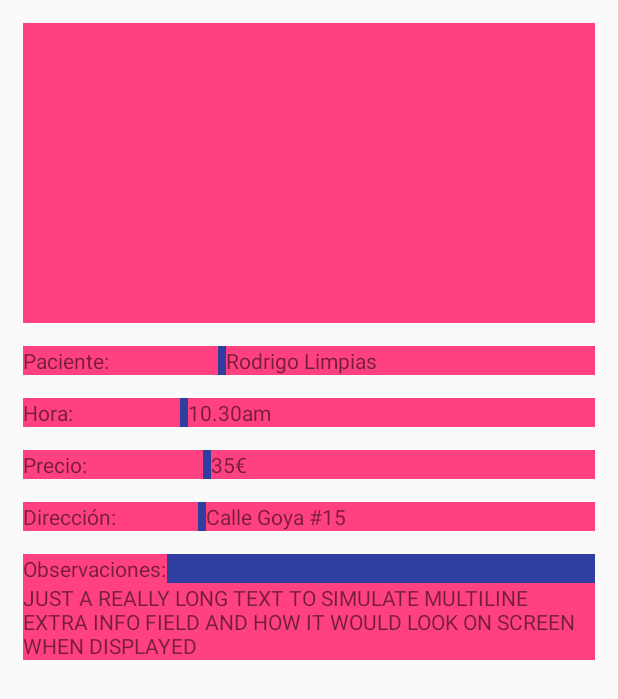
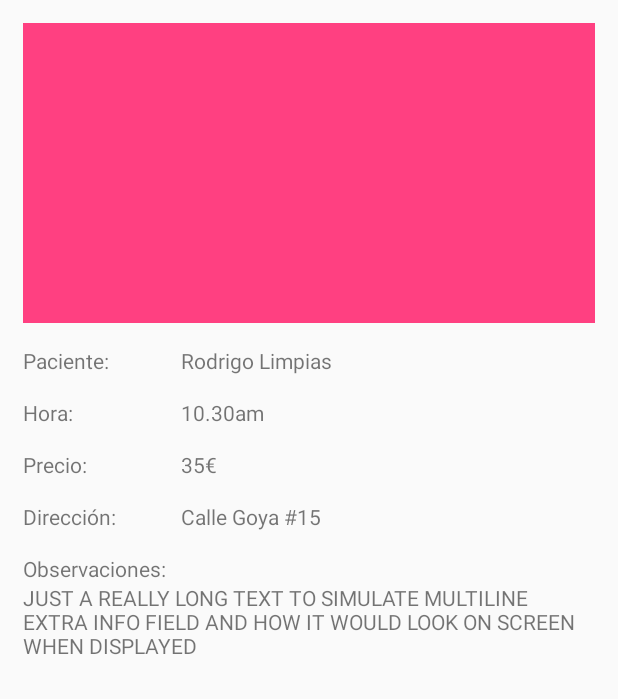
Before and after one commit to gemambu/fisioAppAndroid, an Android app: the layout fragment_appointment_detail.xml on its own in the app's theme, with its tools: preview values and no code run, on a phone screen of 412 x 824 dp. Shown: the top 699 px of the screen. Run offline under Robolectric (Android 15) with nearby library versions, the phone set to English and light mode, and no system bars.

Commit message:
Little changes on AppointmentDetailActivity xml

```diff
--- a/app/src/main/res/layout/fragment_appointment_detail.xml
+++ b/app/src/main/res/layout/fragment_appointment_detail.xml
@@ -23,22 +23,17 @@
         android:layout_marginStart="15dp"
         android:layout_marginEnd="15dp"
         android:layout_marginTop="15dp"
-        android:background="@color/colorPrimaryDark"
         android:orientation="horizontal">
 
         <TextView
-            android:layout_width="wrap_content"
+            android:layout_width="100dp"
             android:layout_height="wrap_content"
-            android:background="@color/colorAccent"
-            android:layout_weight="1"
             android:layout_marginEnd="5dp"
             tools:text="Paciente:"/>
 
         <TextView
             android:layout_width="wrap_content"
             android:layout_height="wrap_content"
-            android:background="@color/colorAccent"
-            android:layout_weight="2"
             tools:text="Rodrigo Limpias"/>
     </LinearLayout>
 
@@ -48,23 +43,17 @@
         android:layout_marginStart="15dp"
         android:layout_marginEnd="15dp"
         android:layout_marginTop="15dp"
-        android:background="@color/colorPrimaryDark"
-        android:orientation="horizontal"
-        android:weightSum="3">
+        android:orientation="horizontal">
 
         <TextView
-            android:layout_width="wrap_content"
+            android:layout_width="100dp"
             android:layout_height="wrap_content"
-            android:background="@color/colorAccent"
-            android:layout_weight="0.75"
             android:layout_marginEnd="5dp"
             tools:text="Hora:"/>
 
         <TextView
             android:layout_width="wrap_content"
             android:layout_height="wrap_content"
-            android:background="@color/colorAccent"
-            android:layout_weight="2.25"
             tools:text="10.30am"/>
     </LinearLayout>
 
@@ -74,23 +63,17 @@
         android:layout_marginStart="15dp"
         android:layout_marginEnd="15dp"
         android:layout_marginTop="15dp"
-        android:background="@color/colorPrimaryDark"
-        android:weightSum="3"
         android:orientation="horizontal">
 
         <TextView
-            android:layout_width="wrap_content"
+            android:layout_width="100dp"
             android:layout_height="wrap_content"
             android:layout_marginEnd="5dp"
-            android:layout_weight="0.75"
-            android:background="@color/colorAccent"
             tools:text="Precio:" />
 
         <TextView
             android:layout_width="wrap_content"
             android:layout_height="wrap_content"
-            android:background="@color/colorAccent"
-            android:layout_weight="2.25"
             tools:text="35€"/>
     </LinearLayout>
 
@@ -100,23 +83,17 @@
         android:layout_marginStart="15dp"
         android:layout_marginEnd="15dp"
         android:layout_marginTop="15dp"
-        android:background="@color/colorPrimaryDark"
-        android:weightSum="3"
         android:orientation="horizontal">
 
         <TextView
-            android:layout_width="wrap_content"
+            android:layout_width="100dp"
             android:layout_height="wrap_content"
-            android:background="@color/colorAccent"
-            android:layout_weight="0.75"
             android:layout_marginEnd="5dp"
             tools:text="Dirección:"/>
 
         <TextView
             android:layout_width="wrap_content"
             android:layout_height="wrap_content"
-            android:background="@color/colorAccent"
-            android:layout_weight="2.25"
             tools:text="Calle Goya #15"/>
     </LinearLayout>
 
@@ -126,14 +103,12 @@
         android:layout_marginStart="15dp"
         android:layout_marginEnd="15dp"
         android:layout_marginTop="15dp"
-        android:background="@color/colorPrimaryDark"
         android:weightSum="3"
         android:orientation="vertical">
 
         <TextView
             android:layout_width="wrap_content"
             android:layout_height="wrap_content"
-            android:background="@color/colorAccent"
             android:layout_weight="0.75"
             android:layout_marginEnd="5dp"
             tools:text="Observaciones:"/>
@@ -141,7 +116,6 @@
         <TextView
             android:layout_width="match_parent"
             android:layout_height="wrap_content"
-            android:background="@color/colorAccent"
             android:layout_weight="2.25"
             tools:text="JUST A REALLY LONG TEXT TO SIMULATE MULTILINE EXTRA INFO FIELD AND HOW IT WOULD LOOK ON SCREEN WHEN DISPLAYED"/>
     </LinearLayout>
```
